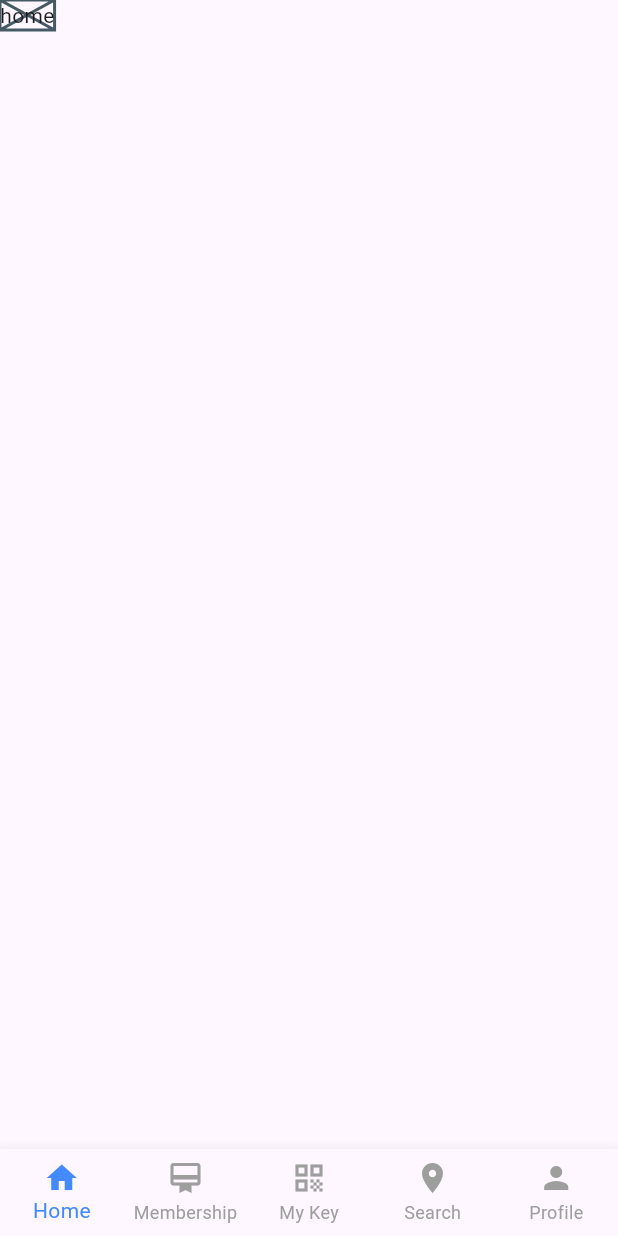
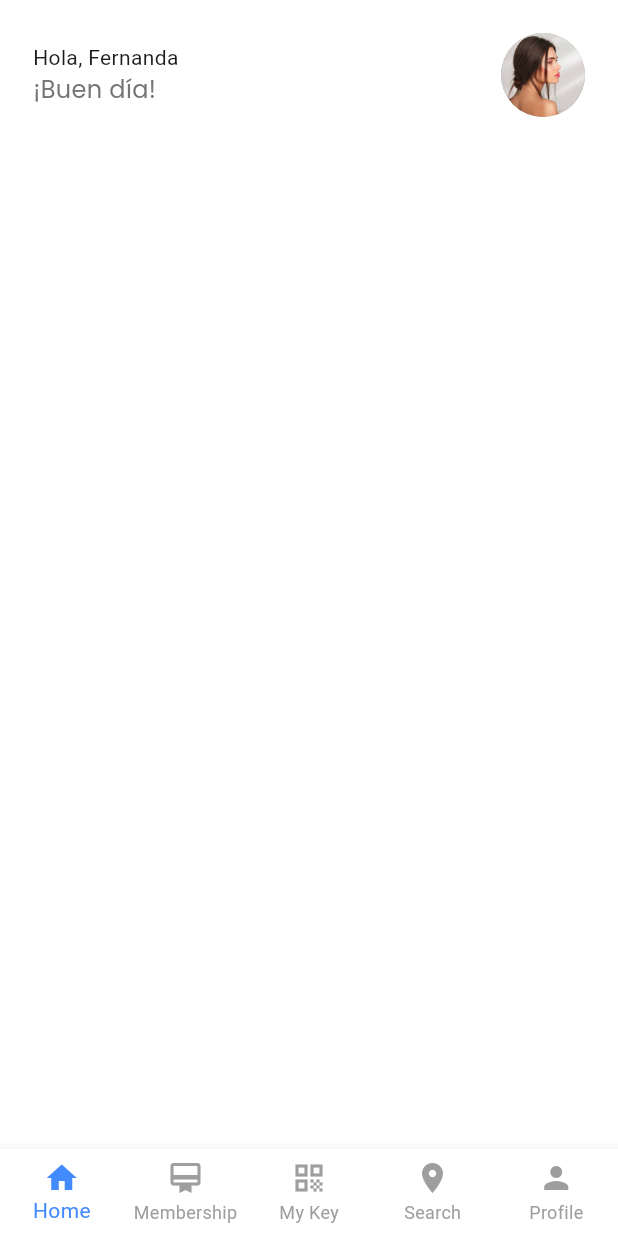
Before and after one commit to 3mm404/GymGoV1, a Flutter app: the screen it shows after launch, on a phone screen of 412 x 824 dp. Run offline on Flutter 3.47's test engine with Material 3 defaults, Android fonts, the phone set to English and light mode, and no system bars; our stand-ins replace google_fonts.

Commit message:
Header App

```diff
--- a/lib/colors/colors_theme.dart
+++ b/lib/colors/colors_theme.dart
@@ -34,6 +34,14 @@ class AppColors {
   static const Color accentPink = Color(0xFFFF375F);
   static const Color accentTeal = Color(0xFF64D2FF);
 
+  // Buttons and Hover - Light Theme
+  static const Color buttonBarLight = Color.fromARGB(255, 0, 0, 0);
+  static const Color buttonBarHoverLight = Color(0xFF64D2FF);
+
+  // Buttons and Hover - Dark Theme
+  static const Color buttonBarDark = Color.fromARGB(255, 255, 255, 255);
+  static const Color buttonBarHoverDark = Color.fromARGB(255, 48, 114, 255);
+
   // ♻️ Gradients
   static const Gradient blueGradient = LinearGradient(
     colors: [Color(0xFF0A84FF), Color(0xFF64D2FF)],
@@ -46,4 +54,8 @@ class AppColors {
     begin: Alignment.topCenter,
     end: Alignment.bottomCenter,
   );
+
+  static var selectedNavItemDark;
+
+  static var selectedNavItemLight;
 }
--- a/lib/custom/navigation_bottons.dart
+++ b/lib/custom/navigation_bottons.dart
@@ -1,6 +1,9 @@
 import 'package:flutter/material.dart';
 import 'package:flutter_application_1/l10n/strings.dart';
 import 'package:flutter_application_1/pages/home.page.dart';
+import 'package:flutter_application_1/pages/membership..page.dart';
+import 'package:flutter_application_1/pages/mykey.dart';
+import 'package:flutter_application_1/pages/searchgym.dart';
 import 'package:flutter_application_1/pages/setting.page.dart';
 
 class NavigationBottons extends StatefulWidget {
@@ -11,25 +14,30 @@ class NavigationBottons extends StatefulWidget {
 }
 
 class _NavigationBottonsState extends State<NavigationBottons> {
-  int _currentIndex = 0; // este  muestra la posision del index este parte del 0
+  int _currentIndex = 0;
 
-  final List<Widget> _screen = [
-    const HomePage(), // el homepage esta en la pocicion 1
+  final List<Widget> _screens = [
+    const HomePage(),
+    const Membership(),
+    const MyKey(),
+    const SearchGym(),
     const SettingUser(),
   ];
 
   @override
   Widget build(BuildContext context) {
     return Scaffold(
-      body:
-          // accediendo a la lista de screen y mostrar la posiscion idicada por currentindex
-          _screen[_currentIndex],
+      body: _screens[_currentIndex],
       bottomNavigationBar: BottomNavigationBar(
         type: BottomNavigationBarType.fixed,
         currentIndex: _currentIndex,
         onTap: (index) => setState(() => _currentIndex = index),
-        selectedItemColor: Colors.blueAccent,
-        unselectedItemColor: Colors.grey,
+        selectedItemColor:
+            Theme.of(context).bottomNavigationBarTheme.selectedItemColor ??
+            Colors.blueAccent,
+        unselectedItemColor:
+            Theme.of(context).bottomNavigationBarTheme.unselectedItemColor ??
+            Colors.grey,
         showUnselectedLabels: true,
         items: [
           BottomNavigationBarItem(
--- /dev/null
+++ b/lib/custom/theme_controller.dart.dart
@@ -0,0 +1,13 @@
+import 'package:flutter/material.dart';
+import 'package:flutter_application_1/themes/theme_mode.dart';
+
+class ThemeController extends ValueNotifier<ThemeMode> {
+  ThemeController() : super(ThemeMode.light);
+
+  void toggleTheme() {
+    value = value == ThemeMode.light ? ThemeMode.dark : ThemeMode.light;
+  }
+
+  ThemeData get themeData =>
+      value == ThemeMode.light ? AppTheme.lightTheme : AppTheme.darkTheme;
+}
--- a/lib/main.dart
+++ b/lib/main.dart
@@ -1,5 +1,9 @@
 import 'package:flutter/material.dart';
 import 'package:flutter_application_1/custom/navigation_bottons.dart';
+import 'package:flutter_application_1/custom/theme_controller.dart.dart';
+import 'package:flutter_application_1/themes/theme_mode.dart';
+
+final themeController = ThemeController();
 
 void main() {
   runApp(const MainApp());
@@ -10,9 +14,17 @@ class MainApp extends StatelessWidget {
 
   @override
   Widget build(BuildContext context) {
-    return const MaterialApp(
-      debugShowCheckedModeBanner: false,
-      home: NavigationBottons(),
+    return ValueListenableBuilder<ThemeMode>(
+      valueListenable: themeController,
+      builder: (context, themeMode, _) {
+        return MaterialApp(
+          debugShowCheckedModeBanner: false,
+          theme: AppTheme.lightTheme,
+          darkTheme: AppTheme.darkTheme,
+          themeMode: themeMode,
+          home: const NavigationBottons(),
+        );
+      },
     );
   }
 }
--- a/lib/pages/home.page.dart
+++ b/lib/pages/home.page.dart
@@ -1,10 +1,11 @@
 import 'package:flutter/material.dart';
+import 'package:flutter_application_1/widget/home/homeScreenBuildContextb.dart';
 
 class HomePage extends StatelessWidget {
   const HomePage({super.key});
 
   @override
   Widget build(BuildContext context) {
-    return const Placeholder(child: Text("home"));
+    return Homescreenbuildcontext();
   }
 }
--- /dev/null
+++ b/lib/pages/membership..page.dart
@@ -0,0 +1,10 @@
+import 'package:flutter/material.dart';
+
+class Membership extends StatelessWidget {
+  const Membership({super.key});
+
+  @override
+  Widget build(BuildContext context) {
+    return const Placeholder();
+  }
+}
--- /dev/null
+++ b/lib/pages/mykey.dart
@@ -0,0 +1,10 @@
+import 'package:flutter/material.dart';
+
+class MyKey extends StatelessWidget {
+  const MyKey({super.key});
+
+  @override
+  Widget build(BuildContext context) {
+    return const Placeholder();
+  }
+}
--- /dev/null
+++ b/lib/pages/searchgym.dart
@@ -0,0 +1,10 @@
+import 'package:flutter/material.dart';
+
+class SearchGym extends StatelessWidget {
+  const SearchGym({super.key});
+
+  @override
+  Widget build(BuildContext context) {
+    return const Placeholder();
+  }
+}
--- a/lib/pages/setting.page.dart
+++ b/lib/pages/setting.page.dart
@@ -1,10 +1,19 @@
 import 'package:flutter/material.dart';
+import 'package:flutter_application_1/main.dart'; // Para acceder al themeController
 
 class SettingUser extends StatelessWidget {
   const SettingUser({super.key});
 
   @override
   Widget build(BuildContext context) {
-    return const Placeholder(child: Text("Ajustes de Usuario"));
+    return Center(
+      child: ElevatedButton.icon(
+        onPressed: () {
+          themeController.toggleTheme();
+        },
+        icon: const Icon(Icons.brightness_6),
+        label: const Text("Cambiar modo claro/oscuro"),
+      ),
+    );
   }
 }
--- /dev/null
+++ b/lib/themes/theme_mode.dart
@@ -0,0 +1,28 @@
+import 'package:flutter/material.dart';
+import 'package:flutter_application_1/colors/colors_theme.dart';
+
+class AppTheme {
+  static final ThemeData lightTheme = ThemeData(
+    scaffoldBackgroundColor: AppColors.backgroundLight,
+    brightness: Brightness.light,
+    bottomNavigationBarTheme: BottomNavigationBarThemeData(
+      backgroundColor: AppColors.surfaceLight,
+      selectedItemColor: AppColors.selectedNavItemLight,
+      unselectedItemColor: AppColors.selectedNavItemLight,
+      selectedIconTheme: IconThemeData(color: AppColors.selectedNavItemLight),
+      unselectedIconTheme: IconThemeData(color: AppColors.selectedNavItemLight),
+    ),
+  );
+
+  static final ThemeData darkTheme = ThemeData(
+    scaffoldBackgroundColor: AppColors.backgroundDark,
+    brightness: Brightness.dark,
+    bottomNavigationBarTheme: BottomNavigationBarThemeData(
+      backgroundColor: Colors.black,
+      selectedItemColor: AppColors.selectedNavItemDark,
+      unselectedItemColor: AppColors.selectedNavItemDark,
+      selectedIconTheme: IconThemeData(color: AppColors.selectedNavItemDark),
+      unselectedIconTheme: IconThemeData(color: AppColors.selectedNavItemDark),
+    ),
+  );
+}
--- /dev/null
+++ b/lib/widget/home/buildHeader_home_screen.dart
@@ -0,0 +1,31 @@
+// ignore: camel_case_types
+import 'package:flutter/material.dart';
+import 'package:google_fonts/google_fonts.dart';
+
+class BuldHeaderHomeScreen extends StatelessWidget {
+  const BuldHeaderHomeScreen({super.key});
+
+  @override
+  Widget build(BuildContext context) {
+    return Row(
+      mainAxisAlignment: MainAxisAlignment.spaceBetween,
+      children: [
+        Column(
+          crossAxisAlignment: CrossAxisAlignment.start,
+          children: [
+            Text("Hola, Fernanda", style: TextStyle()),
+            Text(
+              "¡Buen día!",
+              style: GoogleFonts.poppins(fontSize: 16, color: Colors.grey[600]),
+            ),
+          ],
+        ),
+        const CircleAvatar(
+          radius: 28,
+          backgroundImage: AssetImage("assets/avatar.png"),
+          backgroundColor: Colors.grey,
+        ),
+      ],
+    );
+  }
+}
--- /dev/null
+++ b/lib/widget/home/homeScreenBuildContextb.dart
@@ -0,0 +1,34 @@
+import 'package:flutter/material.dart';
+import 'package:flutter_application_1/widget/home/buildHeader_home_screen.dart'
+    show BuldHeaderHomeScreen;
+
+class Homescreenbuildcontext extends StatelessWidget {
+  const Homescreenbuildcontext({super.key});
+
+  // Este widget es el contexto principal de la pantalla de inicio
+  @override
+  Widget build(BuildContext context) {
+    return Scaffold(
+      backgroundColor: const Color.fromARGB(
+        255,
+        255,
+        255,
+        255,
+      ), // Luego se puede hacer dinámico con Theme.of(context)
+      body: SafeArea(
+        child: SingleChildScrollView(
+          child: Padding(
+            padding: const EdgeInsets.all(22),
+            child: Column(
+              crossAxisAlignment: CrossAxisAlignment.start,
+              children: const [
+                BuldHeaderHomeScreen(), // Encabezado de la pantalla de inicio
+                SizedBox(height: 25),
+              ],
+            ),
+          ),
+        ),
+      ),
+    );
+  }
+}
--- a/pubspec.yaml
+++ b/pubspec.yaml
@@ -14,6 +14,7 @@ dependencies:
   flutter_svg: ^2.0.7
   google_fonts: ^6.1.0
   flutter_animate: ^4.2.0
+  provider: ^6.1.0
 
 
 dev_dependencies:
```
Also changed, not shown: assets/avatar.png (added), pubspec.lock.
